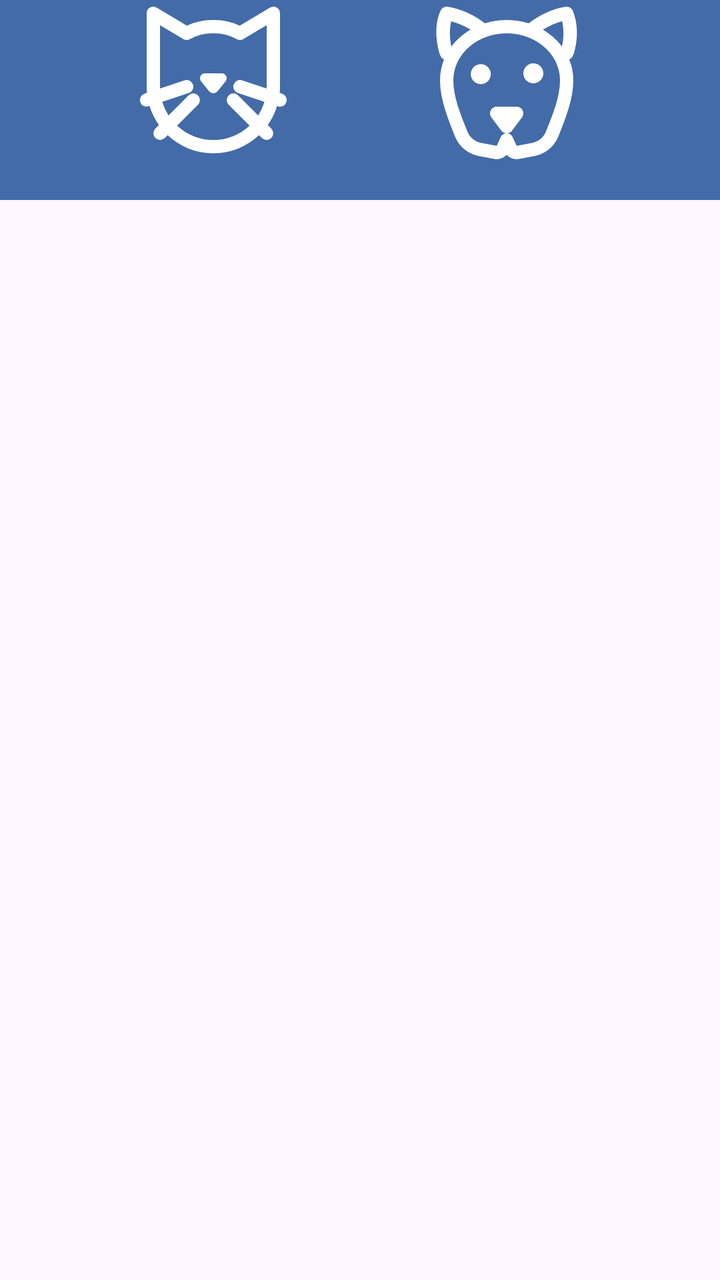
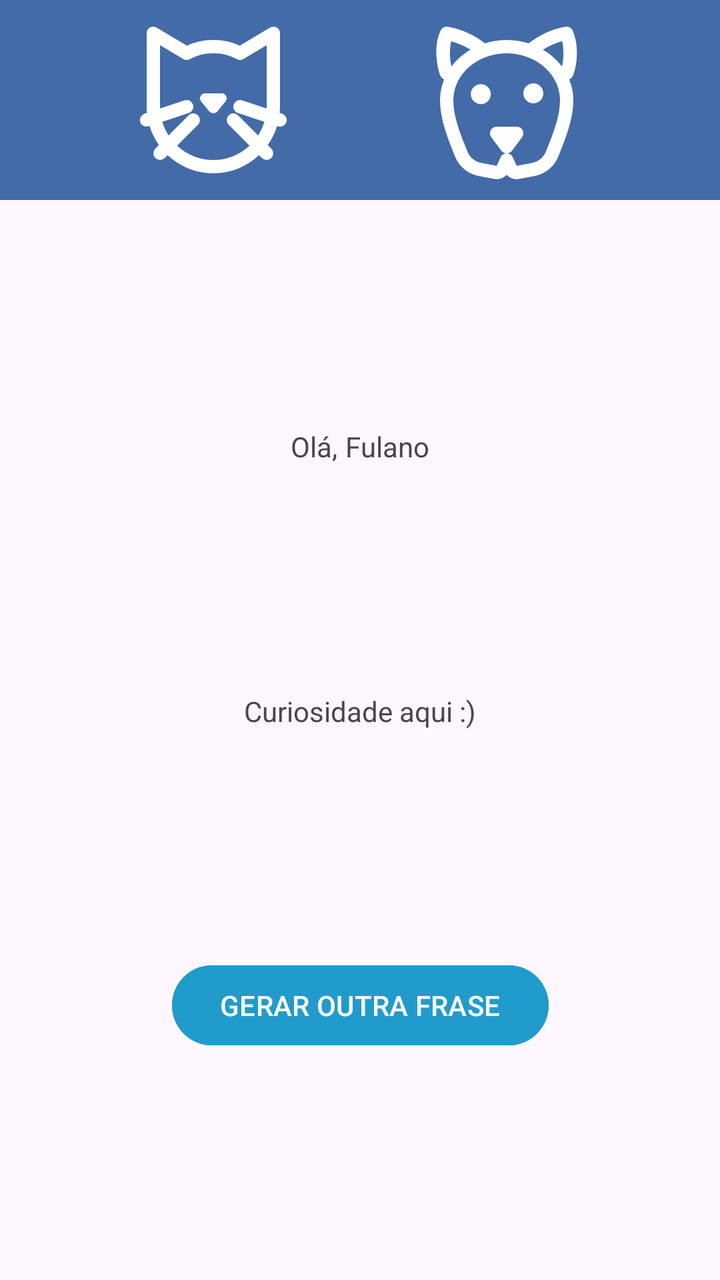

Screens rendered from an Android XML layout before and after an edit, with the pre-edit source and the edit as a unified diff.
<!-- AndroidManifest.xml: application theme Theme.GatoCachorro -->
<!-- res/layout/activity_tela_frases.xml -->
<?xml version="1.0" encoding="utf-8"?>
<androidx.constraintlayout.widget.ConstraintLayout xmlns:android="http://schemas.android.com/apk/res/android"
    xmlns:app="http://schemas.android.com/apk/res-auto"
    xmlns:tools="http://schemas.android.com/tools"
    android:id="@+id/main"
    android:layout_width="match_parent"
    android:layout_height="match_parent"
    tools:context=".ui.theme.TelaFrasesActivity">


    <View
        android:layout_width="match_parent"
        android:layout_height="100dp"
        android:padding="12dp"
        android:background="@color/background_blue"
        app:layout_constraintTop_toTopOf="parent"
        app:layout_constraintStart_toStartOf="parent"
        app:layout_constraintEnd_toEndOf="parent"
        />

    <ImageView
        android:id="@+id/img_cat"
        android:layout_width="80dp"
        android:layout_height="80dp"
        android:src="@drawable/cat_svgrepo_com"
        app:tint="@color/white"
        app:layout_constraintTop_toTopOf="parent"
        app:layout_constraintStart_toStartOf="parent"
        app:layout_constraintEnd_toStartOf="@id/img_dog"/>

    <ImageView
        android:id="@+id/img_dog"
        android:layout_width="80dp"
        android:layout_height="80dp"
        android:src="@drawable/dog_svgrepo_com"
        app:tint="@color/white"
        app:layout_constraintTop_toTopOf="parent"
        app:layout_constraintEnd_toEndOf="parent"
        app:layout_constraintStart_toEndOf="@id/img_cat"
         />

</androidx.constraintlayout.widget.ConstraintLayout>
<!-- resources referenced by this layout -->
<resources>
  <color name="background_blue">#426BA8</color>
  <color name="white">#FFFFFFFF</color>
  <!-- drawable cat_svgrepo_com (drawable) -->
  <vector xmlns:android="http://schemas.android.com/apk/res/android"
      android:width="800dp"
      android:height="800dp"
      android:viewportWidth="24"
      android:viewportHeight="24">
    <path
        android:pathData="M10.165,12.211A0.75,0.75 0,0 1,10.791 11h2.418a0.75,0.75 0,0 1,0.626 1.211l-1.209,1.5a0.815,0.815 0,0 1,-1.252 0ZM1.051,15.316a1,1 0,0 1,0.633 -1.265l0.363,-0.121C2.019,13.623 2,13.314 2,13L2,2a1,1 0,0 1,1.515 -0.857L8.037,3.855A8.578,8.578 0,0 1,12 3a8.588,8.588 0,0 1,3.964 0.855l4.521,-2.712A1,1 0,0 1,22 2L22,13c0,0.314 -0.019,0.623 -0.047,0.93l0.363,0.121a1,1 0,0 1,-0.632 1.9l-0.119,-0.04a9.94,9.94 0,0 1,-1.4 2.843l0.541,0.541a1,1 0,0 1,-1.414 1.414l-0.442,-0.442a9.948,9.948 0,0 1,-13.7 0l-0.442,0.442a1,1 0,0 1,-1.414 -1.414l0.541,-0.541a9.94,9.94 0,0 1,-1.4 -2.843C1.659,16.123 1.214,15.8 1.051,15.316ZM4.014,13.274 L7.684,12.051a1,1 0,0 1,0.632 1.9L4.334,15.276a7.964,7.964 0,0 0,0.939 2.037l3.02,-3.02a1,1 0,0 1,1.414 1.414L6.563,18.851a7.952,7.952 0,0 0,10.874 0l-3.144,-3.144a1,1 0,0 1,1.414 -1.414l3.02,3.02a7.964,7.964 0,0 0,0.939 -2.037l-3.982,-1.327a1,1 0,0 1,0.632 -1.9l3.67,1.223c0,-0.091 0.014,-0.181 0.014,-0.274L20,3.766L16.515,5.857a1,1 0,0 1,-1 0.019A6.665,6.665 0,0 0,12 5a6.665,6.665 0,0 0,-3.518 0.876,1 1,0 0,1 -1,-0.019L4,3.766L4,13C4,13.093 4.011,13.183 4.014,13.274Z"
        android:fillColor="#000000"/>
  </vector>
  <!-- drawable dog_svgrepo_com: vector/xml drawable (drawable, 2354 chars, omitted) -->
  <style name="Theme.GatoCachorro" parent="Base.Theme.GatoCachorro" />
  <style name="Base.Theme.GatoCachorro" parent="Theme.Material3.DayNight.NoActionBar">
          
          
      </style>
</resources>

<!-- the commit's change to res/layout/activity_tela_frases.xml (unified diff, before → after) -->
@@ -5,10 +5,11 @@
     android:id="@+id/main"
     android:layout_width="match_parent"
     android:layout_height="match_parent"
-    tools:context=".ui.theme.TelaFrasesActivity">
+    tools:context=".TelaFrasesActivity">
 
 
     <View
+        android:id="@+id/view_imgs"
         android:layout_width="match_parent"
         android:layout_height="100dp"
         android:padding="12dp"
@@ -24,7 +25,9 @@
         android:layout_height="80dp"
         android:src="@drawable/cat_svgrepo_com"
         app:tint="@color/white"
+        android:clickable="true"
         app:layout_constraintTop_toTopOf="parent"
+        app:layout_constraintBottom_toBottomOf="@id/view_imgs"
         app:layout_constraintStart_toStartOf="parent"
         app:layout_constraintEnd_toStartOf="@id/img_dog"/>
 
@@ -34,9 +37,61 @@
         android:layout_height="80dp"
         android:src="@drawable/dog_svgrepo_com"
         app:tint="@color/white"
+        android:clickable="true"
         app:layout_constraintTop_toTopOf="parent"
+        app:layout_constraintBottom_toBottomOf="@id/view_imgs"
         app:layout_constraintEnd_toEndOf="parent"
         app:layout_constraintStart_toEndOf="@id/img_cat"
          />
 
+    <TextView
+        android:id="@+id/txt_saudacao_app_page"
+        android:layout_width="wrap_content"
+        android:layout_height="wrap_content"
+        android:text="@string/txt_saudacao_app_page"
+        app:layout_constraintTop_toBottomOf="@id/view_imgs"
+        app:layout_constraintStart_toStartOf="parent"
+        app:layout_constraintEnd_toStartOf="@id/nome_app_page"
+        app:layout_constraintBottom_toTopOf="@id/txt_curiosity"
+        app:layout_constraintHorizontal_chainStyle="packed"
+
+        />
+
+    <TextView
+        android:id="@+id/nome_app_page"
+        android:layout_width="wrap_content"
+        android:layout_height="wrap_content"
+        android:text="@string/txt_nome_user_app_page"
+        android:layout_marginStart="4dp"
+        app:layout_constraintTop_toBottomOf="@id/view_imgs"
+        app:layout_constraintStart_toEndOf="@id/txt_saudacao_app_page"
+        app:layout_constraintEnd_toEndOf="parent"
+        app:layout_constraintBottom_toTopOf="@id/txt_curiosity"
+        />
+
+    <TextView
+        android:id="@+id/txt_curiosity"
+        android:layout_width="wrap_content"
+        android:layout_height="wrap_content"
+        android:text="@string/txt_curiosidade"
+
+        app:layout_constraintStart_toStartOf="parent"
+        app:layout_constraintEnd_toEndOf="parent"
+        app:layout_constraintBottom_toTopOf="@id/btn_calc_app_page"
+        app:layout_constraintTop_toBottomOf="@+id/txt_saudacao_app_page"
+        />
+
+    <Button
+        android:id="@+id/btn_calc_app_page"
+        android:layout_width="wrap_content"
+        android:layout_height="wrap_content"
+        android:text="@string/txt_btn_calc_app_page"
+        android:backgroundTint="@color/material_dynamic_primary60"
+        android:textColor="@color/white"
+        app:layout_constraintBottom_toBottomOf="parent"
+        app:layout_constraintTop_toBottomOf="@id/txt_curiosity"
+        app:layout_constraintStart_toStartOf="parent"
+        app:layout_constraintEnd_toEndOf="parent"
+        />
+
 </androidx.constraintlayout.widget.ConstraintLayout>
<!-- resource entries referenced after the edit -->
@@ -13,6 +13,10 @@
         android:fillColor="#000000"/>
   </vector>
   <!-- drawable dog_svgrepo_com: vector/xml drawable (drawable, 2354 chars, omitted) -->
+  <string name="txt_btn_calc_app_page">GERAR OUTRA FRASE</string>
+  <string name="txt_curiosidade">Curiosidade aqui :)</string>
+  <string name="txt_nome_user_app_page">Fulano</string>
+  <string name="txt_saudacao_app_page">Olá, </string>
   <style name="Theme.GatoCachorro" parent="Base.Theme.GatoCachorro" />
   <style name="Base.Theme.GatoCachorro" parent="Theme.Material3.DayNight.NoActionBar">
           
